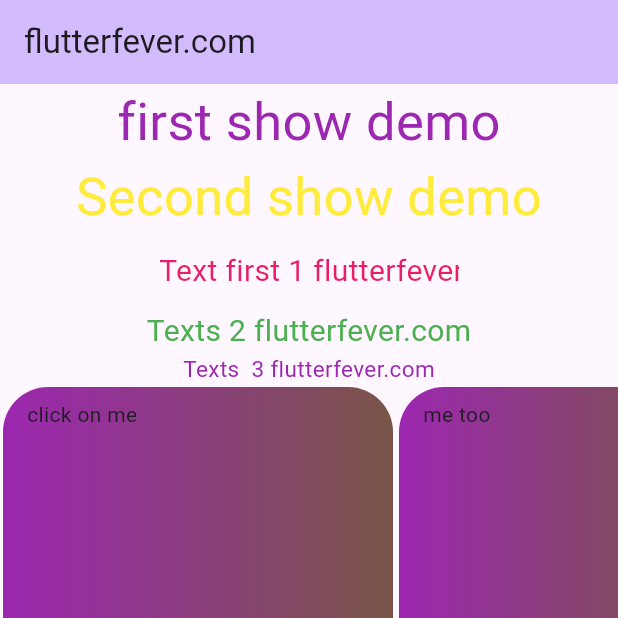
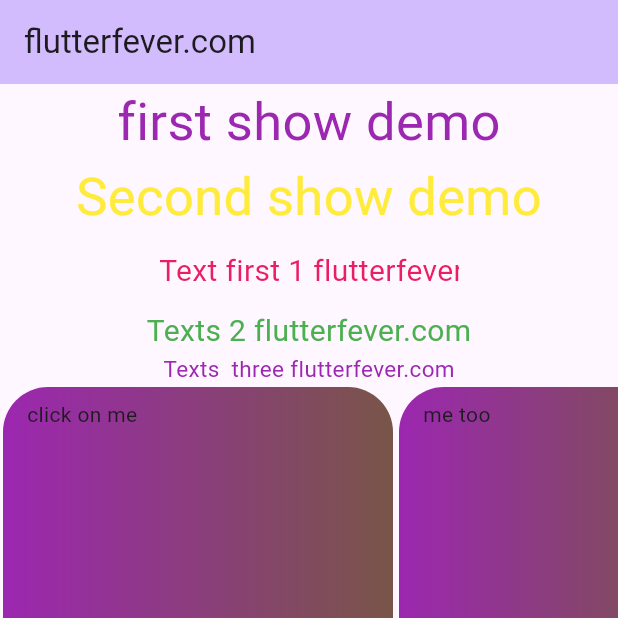
Before and after one commit to coderbaba0/showup_delayanimation, a Flutter app: the screen it shows after launch, on a phone screen of 412 x 824 dp, the top half of it. Run offline on Flutter 3.47's test engine with Material 2 defaults, Android fonts, the light colour scheme and no system bars.

```diff
--- a/lib/main.dart
+++ b/lib/main.dart
@@ -63,7 +63,7 @@ class _MyHomePageState extends State<MyHomePage> {
                     ),
                   ),
                   Text("Texts 2 flutterfever.com",style: TextStyle(color: Colors.green,fontSize: 20)),
-                  Text("Texts  3 flutterfever.com",style: TextStyle(color: Colors.purple,fontSize: 15)),
+                  Text("Texts  three flutterfever.com",style: TextStyle(color: Colors.purple,fontSize: 15)),
                 ],
               ),
               delay: delayAmount + 900,
```
